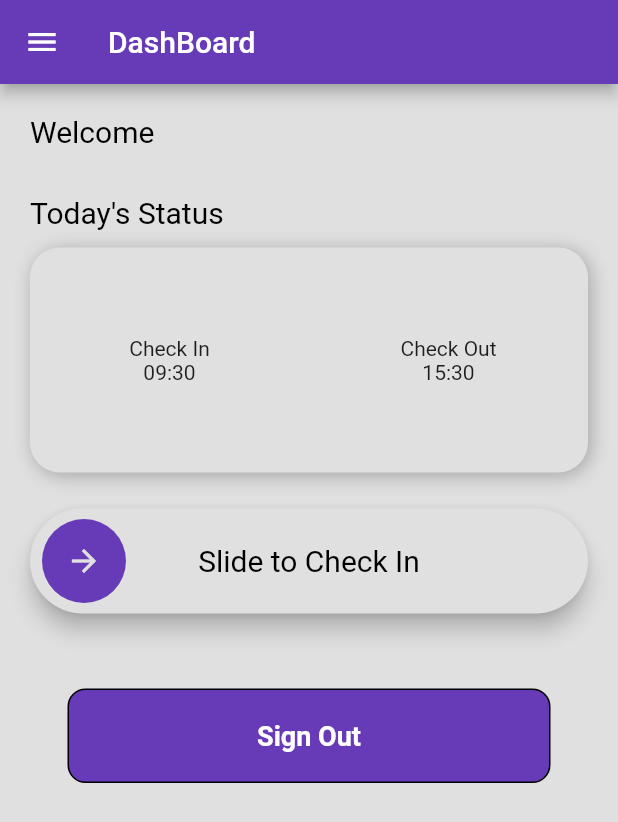
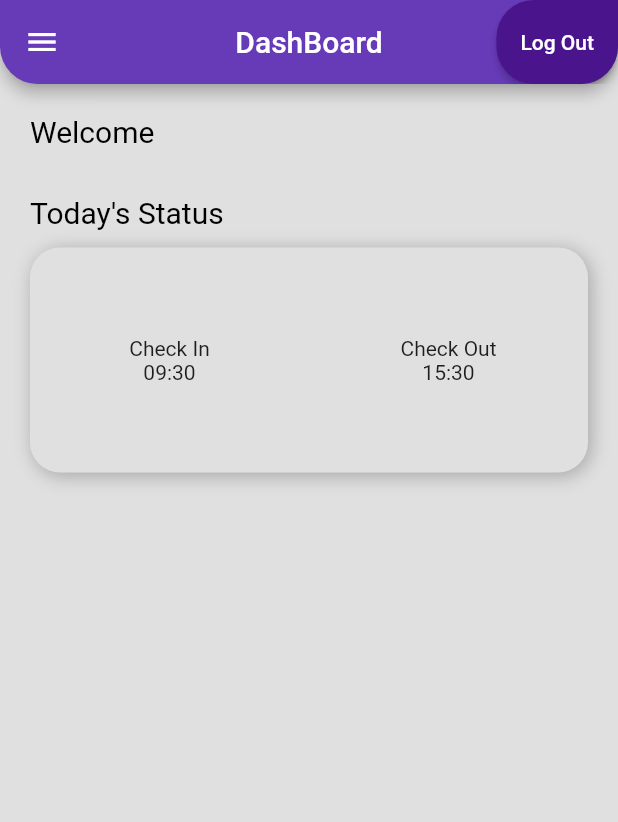
Before and after one commit to FahadKhan007/HRM-App, a Flutter app: the screen it shows once a user with an empty profile is signed in, on a phone screen of 412 x 824 dp. Shown: the top 822 px of the screen. Run offline on Flutter 3.47's test engine with Material 2 defaults, Android fonts, the phone set to English and light mode, and no system bars; drawn by our look-alikes of slide_to_act; our stand-ins replace firebase_auth, firebase_core, get, google_fonts; accounts and stored records are empty; network calls fail; Roboto replaces fonts that are missing (Ubuntu).

Commit message:
logout button added in dashboard

```diff
--- a/lib/auth_controller.dart
+++ b/lib/auth_controller.dart
@@ -2,7 +2,7 @@
 
 import 'package:firebase_auth/firebase_auth.dart';
 import 'package:get/get.dart';
-import 'package:human_resource_management/landing_page.dart';
+import 'package:human_resource_management/home_page.dart';
 import 'package:human_resource_management/login_page.dart';
 import 'package:flutter/material.dart';
 
@@ -27,7 +27,7 @@ class AuthController extends GetxController {
       print("login page");
       Get.offAll(() => LoginPage());
     } else {
-      Get.offAll(() => LandingPage(email: user.email!));
+      Get.offAll(() => HomePage(email: user.email!));
     }
   }
 
--- a/lib/landing_page.dart
+++ b/lib/home_page.dart
@@ -1,17 +1,18 @@
-// ignore_for_file: prefer_const_constructors, sort_child_properties_last, must_be_immutable
+// ignore_for_file: prefer_const_constructors, sort_child_properties_last, must_be_immutable, non_constant_identifier_names
 
 import 'package:flutter/material.dart';
 import 'package:get/get.dart';
 import 'package:google_fonts/google_fonts.dart';
 import 'package:human_resource_management/auth_controller.dart';
+import 'package:human_resource_management/register_page.dart';
 import 'package:slide_to_act/slide_to_act.dart';
 
 import 'my_drawer_header.dart';
 
-class LandingPage extends StatelessWidget {
+class HomePage extends StatelessWidget {
   String email;
 
-  LandingPage({Key? key, required this.email}) : super(key: key);
+  HomePage({Key? key, required this.email}) : super(key: key);
 
   @override
   Widget build(BuildContext context) {
@@ -19,6 +20,38 @@ class LandingPage extends StatelessWidget {
       appBar: AppBar(
         backgroundColor: Colors.deepPurple,
         title: Text("DashBoard"),
+        centerTitle: true,
+        shape: RoundedRectangleBorder(
+          borderRadius: BorderRadius.only(
+            bottomLeft: Radius.circular(25),
+            bottomRight: Radius.circular(25),
+          ),
+        ),
+        actions: <Widget>[
+          ElevatedButton(
+            child: Text("Log Out"),
+            style: ElevatedButton.styleFrom(
+              backgroundColor: Colors.purple[900],
+              shape: RoundedRectangleBorder(
+                borderRadius: BorderRadius.only(
+                  bottomLeft: Radius.circular(25),
+                  bottomRight: Radius.circular(25),
+                  topLeft: Radius.circular(25),
+                  //topRight: Radius.elliptical(10, 10),
+                ),
+              ),
+            ),
+
+            onPressed: (() {
+              AuthController.instance.logOut();
+            }),
+            // IconButton(
+            //   icon: Icon(Icons.logout_rounded),
+            //   onPressed: () {
+            //     AuthController.instance.logOut();
+            //   },
+          ),
+        ],
       ),
       drawer: Drawer(
         child: SingleChildScrollView(
@@ -120,50 +153,52 @@ class LandingPage extends StatelessWidget {
                 ],
               ),
             ),
-            Container(
-              margin: EdgeInsets.only(top: 24),
-              child: Builder(
-                builder: (context) {
-                  final GlobalKey<SlideActionState> key = GlobalKey();
-                  return SlideAction(
-                    text: "Slide to Check In",
-                    textStyle: GoogleFonts.ubuntu(
-                      fontSize: 20,
-                      color: Colors.black,
-                    ),
-                    outerColor: Colors.grey[300],
-                    innerColor: Colors.deepPurple,
-                  );
-                },
-              ),
-            ),
+            // Container(
+            //   margin: EdgeInsets.only(top: 24),
+            //   child: Builder(
+            //     builder: (context) {
+            //       // ignore: unused_local_variable
+            //       final GlobalKey<SlideActionState> key = GlobalKey();
+            //       return SlideAction(
+            //         text: "Slide to Check In",
+            //         textStyle: GoogleFonts.ubuntu(
+            //           fontSize: 20,
+            //           color: Colors.black,
+            //         ),
+            //         outerColor: Colors.grey[300],
+            //         innerColor: Colors.deepPurple,
+            //       );
+            //     },
+            //   ),
+            // ),
             SizedBox(height: 50),
-            Padding(
-              padding: const EdgeInsets.symmetric(horizontal: 25.0),
-              child: GestureDetector(
-                onTap: () {
-                  AuthController.instance.logOut();
-                },
-                child: Container(
-                  padding: EdgeInsets.all(20.0),
-                  decoration: BoxDecoration(
-                    color: Colors.deepPurple,
-                    border: Border.all(color: Colors.black),
-                    borderRadius: BorderRadius.circular(12),
-                  ),
-                  child: Center(
-                    child: Text(
-                      'Sign Out',
-                      style: TextStyle(
-                        color: Colors.white,
-                        fontWeight: FontWeight.bold,
-                        fontSize: 18,
-                      ),
-                    ),
-                  ),
-                ),
-              ),
-            ),
+
+            // Padding(
+            //   padding: const EdgeInsets.symmetric(horizontal: 25.0),
+            //   child: GestureDetector(
+            //     onTap: () {
+            //       AuthController.instance.logOut();
+            //     },
+            //     child: Container(
+            //       padding: EdgeInsets.all(20.0),
+            //       decoration: BoxDecoration(
+            //         color: Colors.deepPurple,
+            //         border: Border.all(color: Colors.black),
+            //         borderRadius: BorderRadius.circular(12),
+            //       ),
+            //       child: Center(
+            //         child: Text(
+            //           'Sign Out',
+            //           style: TextStyle(
+            //             color: Colors.white,
+            //             fontWeight: FontWeight.bold,
+            //             fontSize: 18,
+            //           ),
+            //         ),
+            //       ),
+            //     ),
+            //   ),
+            // ),
           ],
         ),
       ),
@@ -182,9 +217,7 @@ class LandingPage extends StatelessWidget {
   Widget menuItem() {
     return Material(
       child: InkWell(
-        onTap: (() {
-          Get.off(LandingPage(email: email));
-        }),
+        onTap: (() {}),
         child: Padding(
           padding: EdgeInsets.all(15.0),
           child: Row(
--- a/lib/register_page.dart
+++ b/lib/register_page.dart
@@ -96,8 +96,9 @@ class RegisterPage extends StatelessWidget {
                     child: GestureDetector(
                       onTap: () {
                         AuthController.instance.register(
-                            emailController.text.trim(),
-                            passwordController.text.trim());
+                          emailController.text.trim(),
+                          passwordController.text.trim(),
+                        );
                       },
                       child: Container(
                         padding: EdgeInsets.all(20.0),
```
